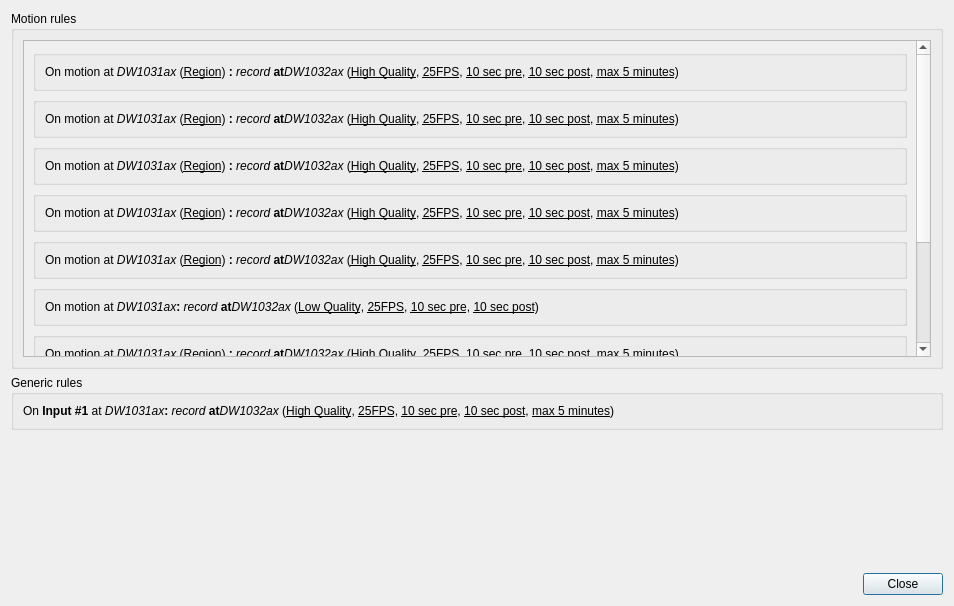
Qt form client/src/ui/dialogs/business_rules_dialog.ui (networkoptix/nx_open) before a commit.
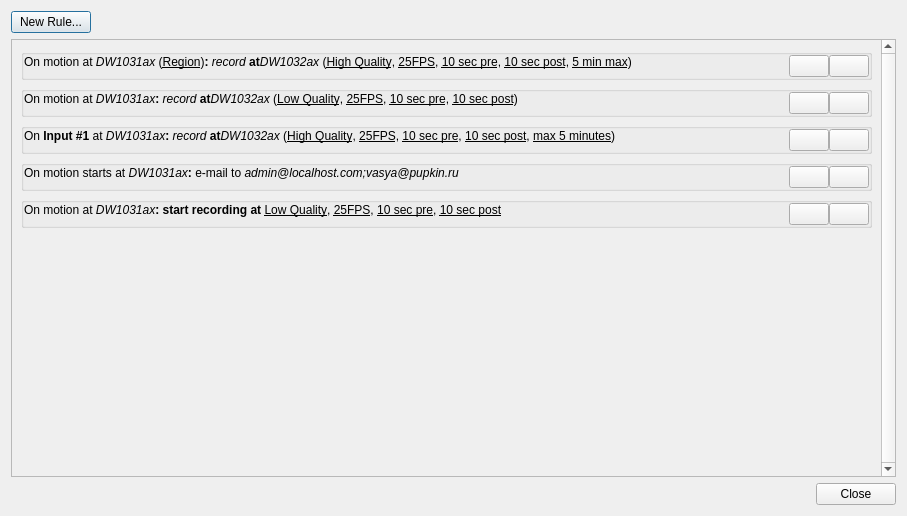
The same form after that commit. Icons and pictures are not drawn.

Commit message:
State machine in rules dialog
<==== Mercurial data ====>
Branch: events

Diff of the .ui file:
```diff
--- a/client/src/ui/dialogs/business_rules_dialog.ui
+++ b/client/src/ui/dialogs/business_rules_dialog.ui
@@ -6,8 +6,8 @@
    <rect>
     <x>0</x>
     <y>0</y>
-    <width>954</width>
-    <height>606</height>
+    <width>907</width>
+    <height>516</height>
    </rect>
   </property>
   <property name="windowTitle">
@@ -18,13 +18,27 @@
   </property>
   <layout class="QVBoxLayout" name="verticalLayout_2">
    <item>
-    <widget class="QGroupBox" name="creditsGroupBox_2">
-     <property name="title">
-      <string>Motion rules</string>
+    <widget class="QPushButton" name="pushButton">
+     <property name="sizePolicy">
+      <sizepolicy hsizetype="Fixed" vsizetype="Fixed">
+       <horstretch>0</horstretch>
+       <verstretch>0</verstretch>
+      </sizepolicy>
      </property>
-     <layout class="QVBoxLayout" name="verticalLayout">
+     <property name="text">
+      <string>New Rule...</string>
+     </property>
+     <property name="icon">
+      <iconset resource="../../../x86/build/client-custom.qrc">
+       <normaloff>:/skin/titlebar/new_layout_hovered.png</normaloff>:/skin/titlebar/new_layout_hovered.png</iconset>
+     </property>
+    </widget>
+   </item>
       <item>
        <widget class="QScrollArea" name="scrollArea">
+     <property name="verticalScrollBarPolicy">
+      <enum>Qt::ScrollBarAlwaysOn</enum>
+     </property>
         <property name="widgetResizable">
          <bool>true</bool>
         </property>
@@ -33,157 +47,61 @@
           <rect>
            <x>0</x>
            <y>0</y>
-           <width>892</width>
-           <height>612</height>
-          </rect>
-         </property>
-         <layout class="QVBoxLayout" name="verticalLayout_3">
-          <item>
-           <widget class="QGroupBox" name="creditsGroupBox_12">
-            <property name="flat">
-             <bool>true</bool>
-            </property>
-            <layout class="QVBoxLayout" name="verticalLayout_13">
-             <item>
-              <widget class="QLabel" name="creditsLabel_5">
-               <property name="text">
-                <string>&lt;html&gt;&lt;head/&gt;&lt;body&gt;&lt;p&gt;On motion at &lt;img src=&quot;:/skin/tree/camera.png&quot; width=&quot;16&quot; height=&quot;16&quot;/&gt;&lt;span style=&quot; font-style:italic;&quot;&gt;DW1031ax&lt;/span&gt; (&lt;span style=&quot; text-decoration: underline;&quot;&gt;Region&lt;/span&gt;) &lt;span style=&quot; font-weight:600;&quot;&gt;: &lt;/span&gt;&lt;span style=&quot; font-style:italic;&quot;&gt;record &lt;/span&gt;&lt;span style=&quot; font-weight:600;&quot;&gt;at&lt;/span&gt;&lt;img src=&quot;:/skin/tree/camera.png&quot; width=&quot;16&quot; height=&quot;16&quot;/&gt;&lt;span style=&quot; font-style:italic;&quot;&gt;DW1032ax&lt;/span&gt; (&lt;span style=&quot; text-decoration: underline;&quot;&gt;High Quality&lt;/span&gt;, &lt;span style=&quot; text-decoration: underline;&quot;&gt;25FPS&lt;/span&gt;, &lt;span style=&quot; text-decoration: underline;&quot;&gt;10 sec pre&lt;/span&gt;, &lt;span style=&quot; text-decoration: underline;&quot;&gt;10 sec post&lt;/span&gt;, &lt;span style=&quot; text-decoration: underline;&quot;&gt;max 5 minutes&lt;/span&gt;) &lt;/p&gt;&lt;/body&gt;&lt;/html&gt;</string>
-               </property>
-               <property name="alignment">
-                <set>Qt::AlignLeading|Qt::AlignLeft|Qt::AlignTop</set>
-               </property>
-              </widget>
-             </item>
-            </layout>
-           </widget>
-          </item>
-          <item>
-           <widget class="QGroupBox" name="creditsGroupBox_16">
-            <property name="flat">
-             <bool>true</bool>
-            </property>
-            <layout class="QVBoxLayout" name="verticalLayout_17">
-             <item>
-              <widget class="QLabel" name="creditsLabel_9">
-               <property name="text">
-                <string>&lt;html&gt;&lt;head/&gt;&lt;body&gt;&lt;p&gt;On motion at &lt;img src=&quot;:/skin/tree/camera.png&quot; width=&quot;16&quot; height=&quot;16&quot;/&gt;&lt;span style=&quot; font-style:italic;&quot;&gt;DW1031ax&lt;/span&gt; (&lt;span style=&quot; text-decoration: underline;&quot;&gt;Region&lt;/span&gt;) &lt;span style=&quot; font-weight:600;&quot;&gt;: &lt;/span&gt;&lt;span style=&quot; font-style:italic;&quot;&gt;record &lt;/span&gt;&lt;span style=&quot; font-weight:600;&quot;&gt;at&lt;/span&gt;&lt;img src=&quot;:/skin/tree/camera.png&quot; width=&quot;16&quot; height=&quot;16&quot;/&gt;&lt;span style=&quot; font-style:italic;&quot;&gt;DW1032ax&lt;/span&gt; (&lt;span style=&quot; text-decoration: underline;&quot;&gt;High Quality&lt;/span&gt;, &lt;span style=&quot; text-decoration: underline;&quot;&gt;25FPS&lt;/span&gt;, &lt;span style=&quot; text-decoration: underline;&quot;&gt;10 sec pre&lt;/span&gt;, &lt;span style=&quot; text-decoration: underline;&quot;&gt;10 sec post&lt;/span&gt;, &lt;span style=&quot; text-decoration: underline;&quot;&gt;max 5 minutes&lt;/span&gt;) &lt;/p&gt;&lt;/body&gt;&lt;/html&gt;</string>
-               </property>
-               <property name="alignment">
-                <set>Qt::AlignLeading|Qt::AlignLeft|Qt::AlignTop</set>
-               </property>
-              </widget>
-             </item>
-            </layout>
-           </widget>
-          </item>
-          <item>
-           <widget class="QGroupBox" name="creditsGroupBox_17">
-            <property name="flat">
-             <bool>true</bool>
-            </property>
-            <layout class="QVBoxLayout" name="verticalLayout_18">
-             <item>
-              <widget class="QLabel" name="creditsLabel_11">
-               <property name="text">
-                <string>&lt;html&gt;&lt;head/&gt;&lt;body&gt;&lt;p&gt;On motion at &lt;img src=&quot;:/skin/tree/camera.png&quot; width=&quot;16&quot; height=&quot;16&quot;/&gt;&lt;span style=&quot; font-style:italic;&quot;&gt;DW1031ax&lt;/span&gt; (&lt;span style=&quot; text-decoration: underline;&quot;&gt;Region&lt;/span&gt;) &lt;span style=&quot; font-weight:600;&quot;&gt;: &lt;/span&gt;&lt;span style=&quot; font-style:italic;&quot;&gt;record &lt;/span&gt;&lt;span style=&quot; font-weight:600;&quot;&gt;at&lt;/span&gt;&lt;img src=&quot;:/skin/tree/camera.png&quot; width=&quot;16&quot; height=&quot;16&quot;/&gt;&lt;span style=&quot; font-style:italic;&quot;&gt;DW1032ax&lt;/span&gt; (&lt;span style=&quot; text-decoration: underline;&quot;&gt;High Quality&lt;/span&gt;, &lt;span style=&quot; text-decoration: underline;&quot;&gt;25FPS&lt;/span&gt;, &lt;span style=&quot; text-decoration: underline;&quot;&gt;10 sec pre&lt;/span&gt;, &lt;span style=&quot; text-decoration: underline;&quot;&gt;10 sec post&lt;/span&gt;, &lt;span style=&quot; text-decoration: underline;&quot;&gt;max 5 minutes&lt;/span&gt;) &lt;/p&gt;&lt;/body&gt;&lt;/html&gt;</string>
-               </property>
-               <property name="alignment">
-                <set>Qt::AlignLeading|Qt::AlignLeft|Qt::AlignTop</set>
-               </property>
-              </widget>
-             </item>
-            </layout>
-           </widget>
-          </item>
-          <item>
-           <widget class="QGroupBox" name="creditsGroupBox_18">
-            <property name="flat">
-             <bool>true</bool>
-            </property>
-            <layout class="QVBoxLayout" name="verticalLayout_19">
-             <item>
-              <widget class="QLabel" name="creditsLabel_12">
-               <property name="text">
-                <string>&lt;html&gt;&lt;head/&gt;&lt;body&gt;&lt;p&gt;On motion at &lt;img src=&quot;:/skin/tree/camera.png&quot; width=&quot;16&quot; height=&quot;16&quot;/&gt;&lt;span style=&quot; font-style:italic;&quot;&gt;DW1031ax&lt;/span&gt; (&lt;span style=&quot; text-decoration: underline;&quot;&gt;Region&lt;/span&gt;) &lt;span style=&quot; font-weight:600;&quot;&gt;: &lt;/span&gt;&lt;span style=&quot; font-style:italic;&quot;&gt;record &lt;/span&gt;&lt;span style=&quot; font-weight:600;&quot;&gt;at&lt;/span&gt;&lt;img src=&quot;:/skin/tree/camera.png&quot; width=&quot;16&quot; height=&quot;16&quot;/&gt;&lt;span style=&quot; font-style:italic;&quot;&gt;DW1032ax&lt;/span&gt; (&lt;span style=&quot; text-decoration: underline;&quot;&gt;High Quality&lt;/span&gt;, &lt;span style=&quot; text-decoration: underline;&quot;&gt;25FPS&lt;/span&gt;, &lt;span style=&quot; text-decoration: underline;&quot;&gt;10 sec pre&lt;/span&gt;, &lt;span style=&quot; text-decoration: underline;&quot;&gt;10 sec post&lt;/span&gt;, &lt;span style=&quot; text-decoration: underline;&quot;&gt;max 5 minutes&lt;/span&gt;) &lt;/p&gt;&lt;/body&gt;&lt;/html&gt;</string>
-               </property>
-               <property name="alignment">
-                <set>Qt::AlignLeading|Qt::AlignLeft|Qt::AlignTop</set>
-               </property>
-              </widget>
-             </item>
-            </layout>
-           </widget>
-          </item>
-          <item>
-           <widget class="QGroupBox" name="creditsGroupBox_14">
-            <property name="flat">
-             <bool>true</bool>
-            </property>
-            <layout class="QVBoxLayout" name="verticalLayout_15">
-             <item>
-              <widget class="QLabel" name="creditsLabel_7">
-               <property name="text">
-                <string>&lt;html&gt;&lt;head/&gt;&lt;body&gt;&lt;p&gt;On motion at &lt;img src=&quot;:/skin/tree/camera.png&quot; width=&quot;16&quot; height=&quot;16&quot;/&gt;&lt;span style=&quot; font-style:italic;&quot;&gt;DW1031ax&lt;/span&gt; (&lt;span style=&quot; text-decoration: underline;&quot;&gt;Region&lt;/span&gt;) &lt;span style=&quot; font-weight:600;&quot;&gt;: &lt;/span&gt;&lt;span style=&quot; font-style:italic;&quot;&gt;record &lt;/span&gt;&lt;span style=&quot; font-weight:600;&quot;&gt;at&lt;/span&gt;&lt;img src=&quot;:/skin/tree/camera.png&quot; width=&quot;16&quot; height=&quot;16&quot;/&gt;&lt;span style=&quot; font-style:italic;&quot;&gt;DW1032ax&lt;/span&gt; (&lt;span style=&quot; text-decoration: underline;&quot;&gt;High Quality&lt;/span&gt;, &lt;span style=&quot; text-decoration: underline;&quot;&gt;25FPS&lt;/span&gt;, &lt;span style=&quot; text-decoration: underline;&quot;&gt;10 sec pre&lt;/span&gt;, &lt;span style=&quot; text-decoration: underline;&quot;&gt;10 sec post&lt;/span&gt;, &lt;span style=&quot; text-decoration: underline;&quot;&gt;max 5 minutes&lt;/span&gt;) &lt;/p&gt;&lt;/body&gt;&lt;/html&gt;</string>
-               </property>
-               <property name="alignment">
-                <set>Qt::AlignLeading|Qt::AlignLeft|Qt::AlignTop</set>
-               </property>
-              </widget>
-             </item>
-            </layout>
-           </widget>
-          </item>
+        <width>874</width>
+        <height>430</height>
+       </rect>
+      </property>
+      <layout class="QVBoxLayout" name="verticalLayout">
           <item>
            <widget class="QGroupBox" name="creditsGroupBox_10">
             <property name="flat">
              <bool>true</bool>
             </property>
-            <layout class="QVBoxLayout" name="verticalLayout_11">
+         <layout class="QHBoxLayout" name="horizontalLayout">
+          <property name="spacing">
+           <number>0</number>
+          </property>
+          <property name="margin">
+           <number>0</number>
+          </property>
              <item>
               <widget class="QLabel" name="creditsLabel_10">
                <property name="text">
-                <string>&lt;html&gt;&lt;head/&gt;&lt;body&gt;&lt;p&gt;On motion at &lt;img src=&quot;:/skin/tree/camera.png&quot; width=&quot;16&quot; height=&quot;16&quot;/&gt;&lt;span style=&quot; font-style:italic;&quot;&gt;DW1031ax&lt;/span&gt;&lt;span style=&quot; font-weight:600;&quot;&gt;: &lt;/span&gt;&lt;span style=&quot; font-style:italic;&quot;&gt;record &lt;/span&gt;&lt;span style=&quot; font-weight:600;&quot;&gt;at&lt;/span&gt;&lt;img src=&quot;:/skin/tree/camera.png&quot; width=&quot;16&quot; height=&quot;16&quot;/&gt;&lt;span style=&quot; font-style:italic;&quot;&gt;DW1032ax&lt;/span&gt; (&lt;span style=&quot; text-decoration: underline;&quot;&gt;Low Quality&lt;/span&gt;, &lt;span style=&quot; text-decoration: underline;&quot;&gt;25FPS&lt;/span&gt;, &lt;span style=&quot; text-decoration: underline;&quot;&gt;10 sec pre&lt;/span&gt;, &lt;span style=&quot; text-decoration: underline;&quot;&gt;10 sec post&lt;/span&gt;) &lt;/p&gt;&lt;/body&gt;&lt;/html&gt;</string>
+             <string>&lt;html&gt;&lt;head/&gt;&lt;body&gt;&lt;p&gt;On motion at &lt;img src=&quot;:/skin/tree/camera.png&quot; width=&quot;16&quot; height=&quot;16&quot;/&gt;&lt;span style=&quot; font-style:italic;&quot;&gt;DW1031ax&lt;/span&gt; (&lt;span style=&quot; text-decoration: underline;&quot;&gt;Region&lt;/span&gt;)&lt;span style=&quot; font-weight:600;&quot;&gt;: &lt;/span&gt;&lt;span style=&quot; font-style:italic;&quot;&gt;record &lt;/span&gt;&lt;span style=&quot; font-weight:600;&quot;&gt;at&lt;/span&gt;&lt;img src=&quot;:/skin/tree/camera.png&quot; width=&quot;16&quot; height=&quot;16&quot;/&gt;&lt;span style=&quot; font-style:italic;&quot;&gt;DW1032ax&lt;/span&gt; (&lt;span style=&quot; text-decoration: underline;&quot;&gt;High Quality&lt;/span&gt;, &lt;span style=&quot; text-decoration: underline;&quot;&gt;25FPS&lt;/span&gt;, &lt;span style=&quot; text-decoration: underline;&quot;&gt;10 sec pre&lt;/span&gt;, &lt;span style=&quot; text-decoration: underline;&quot;&gt;10 sec post&lt;/span&gt;, &lt;span style=&quot; text-decoration: underline;&quot;&gt;5 min max&lt;/span&gt;) &lt;/p&gt;&lt;/body&gt;&lt;/html&gt;</string>
                </property>
                <property name="alignment">
                 <set>Qt::AlignLeading|Qt::AlignLeft|Qt::AlignTop</set>
                </property>
               </widget>
              </item>
-            </layout>
-           </widget>
-          </item>
           <item>
-           <widget class="QGroupBox" name="creditsGroupBox_15">
-            <property name="flat">
-             <bool>true</bool>
+           <widget class="QPushButton" name="pushButton_3">
+            <property name="sizePolicy">
+             <sizepolicy hsizetype="Fixed" vsizetype="Fixed">
+              <horstretch>0</horstretch>
+              <verstretch>0</verstretch>
+             </sizepolicy>
             </property>
-            <layout class="QVBoxLayout" name="verticalLayout_16">
-             <item>
-              <widget class="QLabel" name="creditsLabel_8">
                <property name="text">
-                <string>&lt;html&gt;&lt;head/&gt;&lt;body&gt;&lt;p&gt;On motion at &lt;img src=&quot;:/skin/tree/camera.png&quot; width=&quot;16&quot; height=&quot;16&quot;/&gt;&lt;span style=&quot; font-style:italic;&quot;&gt;DW1031ax&lt;/span&gt; (&lt;span style=&quot; text-decoration: underline;&quot;&gt;Region&lt;/span&gt;) &lt;span style=&quot; font-weight:600;&quot;&gt;: &lt;/span&gt;&lt;span style=&quot; font-style:italic;&quot;&gt;record &lt;/span&gt;&lt;span style=&quot; font-weight:600;&quot;&gt;at&lt;/span&gt;&lt;img src=&quot;:/skin/tree/camera.png&quot; width=&quot;16&quot; height=&quot;16&quot;/&gt;&lt;span style=&quot; font-style:italic;&quot;&gt;DW1032ax&lt;/span&gt; (&lt;span style=&quot; text-decoration: underline;&quot;&gt;High Quality&lt;/span&gt;, &lt;span style=&quot; text-decoration: underline;&quot;&gt;25FPS&lt;/span&gt;, &lt;span style=&quot; text-decoration: underline;&quot;&gt;10 sec pre&lt;/span&gt;, &lt;span style=&quot; text-decoration: underline;&quot;&gt;10 sec post&lt;/span&gt;, &lt;span style=&quot; text-decoration: underline;&quot;&gt;max 5 minutes&lt;/span&gt;) &lt;/p&gt;&lt;/body&gt;&lt;/html&gt;</string>
-               </property>
-               <property name="alignment">
-                <set>Qt::AlignLeading|Qt::AlignLeft|Qt::AlignTop</set>
+             <string/>
+            </property>
+            <property name="icon">
+             <iconset resource="../../../x86/build/client-custom.qrc">
+              <normaloff>:/skin/titlebar/dropdown_hovered.png</normaloff>:/skin/titlebar/dropdown_hovered.png</iconset>
                </property>
               </widget>
              </item>
-            </layout>
-           </widget>
-          </item>
           <item>
-           <widget class="QGroupBox" name="creditsGroupBox_9">
-            <property name="flat">
-             <bool>true</bool>
+           <widget class="QPushButton" name="pushButton_2">
+            <property name="sizePolicy">
+             <sizepolicy hsizetype="Fixed" vsizetype="Fixed">
+              <horstretch>0</horstretch>
+              <verstretch>0</verstretch>
+             </sizepolicy>
             </property>
-            <layout class="QVBoxLayout" name="verticalLayout_10">
-             <item>
-              <widget class="QLabel" name="creditsLabel_2">
-               <property name="text">
-                <string>&lt;html&gt;&lt;head/&gt;&lt;body&gt;&lt;p&gt;On motion at &lt;img src=&quot;:/skin/tree/camera.png&quot; width=&quot;16&quot; height=&quot;16&quot;/&gt;&lt;span style=&quot; font-style:italic;&quot;&gt;DW1031ax&lt;/span&gt; (&lt;span style=&quot; text-decoration: underline;&quot;&gt;Region&lt;/span&gt;) &lt;span style=&quot; font-weight:600;&quot;&gt;: &lt;/span&gt;&lt;span style=&quot; font-style:italic;&quot;&gt;record &lt;/span&gt;&lt;span style=&quot; font-weight:600;&quot;&gt;at&lt;/span&gt;&lt;img src=&quot;:/skin/tree/camera.png&quot; width=&quot;16&quot; height=&quot;16&quot;/&gt;&lt;span style=&quot; font-style:italic;&quot;&gt;DW1032ax&lt;/span&gt; (&lt;span style=&quot; text-decoration: underline;&quot;&gt;High Quality&lt;/span&gt;, &lt;span style=&quot; text-decoration: underline;&quot;&gt;25FPS&lt;/span&gt;, &lt;span style=&quot; text-decoration: underline;&quot;&gt;10 sec pre&lt;/span&gt;, &lt;span style=&quot; text-decoration: underline;&quot;&gt;10 sec post&lt;/span&gt;, &lt;span style=&quot; text-decoration: underline;&quot;&gt;max 5 minutes&lt;/span&gt;) &lt;/p&gt;&lt;/body&gt;&lt;/html&gt;</string>
-               </property>
-               <property name="alignment">
-                <set>Qt::AlignLeading|Qt::AlignLeft|Qt::AlignTop</set>
+            <property name="icon">
+             <iconset resource="../../../x86/build/client-custom.qrc">
+              <normaloff>:/skin/titlebar/exit_hovered.png</normaloff>:/skin/titlebar/exit_hovered.png</iconset>
                </property>
               </widget>
              </item>
@@ -195,41 +113,52 @@
             <property name="flat">
              <bool>true</bool>
             </property>
-            <layout class="QVBoxLayout" name="verticalLayout_12">
+         <layout class="QHBoxLayout" name="horizontalLayout_2">
+          <property name="spacing">
+           <number>0</number>
+          </property>
+          <property name="margin">
+           <number>0</number>
+          </property>
              <item>
-              <widget class="QLabel" name="creditsLabel_4">
+           <widget class="QLabel" name="creditsLabel_11">
                <property name="text">
-                <string>&lt;html&gt;&lt;head/&gt;&lt;body&gt;&lt;p&gt;On motion at &lt;img src=&quot;:/skin/tree/camera.png&quot; width=&quot;16&quot; height=&quot;16&quot;/&gt;&lt;span style=&quot; font-style:italic;&quot;&gt;DW1031ax&lt;/span&gt; (&lt;span style=&quot; text-decoration: underline;&quot;&gt;Region&lt;/span&gt;) &lt;span style=&quot; font-weight:600;&quot;&gt;: &lt;/span&gt;&lt;span style=&quot; font-style:italic;&quot;&gt;record &lt;/span&gt;&lt;span style=&quot; font-weight:600;&quot;&gt;at&lt;/span&gt;&lt;img src=&quot;:/skin/tree/camera.png&quot; width=&quot;16&quot; height=&quot;16&quot;/&gt;&lt;span style=&quot; font-style:italic;&quot;&gt;DW1032ax&lt;/span&gt; (&lt;span style=&quot; text-decoration: underline;&quot;&gt;High Quality&lt;/span&gt;, &lt;span style=&quot; text-decoration: underline;&quot;&gt;25FPS&lt;/span&gt;, &lt;span style=&quot; text-decoration: underline;&quot;&gt;10 sec pre&lt;/span&gt;, &lt;span style=&quot; text-decoration: underline;&quot;&gt;10 sec post&lt;/span&gt;, &lt;span style=&quot; text-decoration: underline;&quot;&gt;max 5 minutes&lt;/span&gt;) &lt;/p&gt;&lt;/body&gt;&lt;/html&gt;</string>
+             <string>&lt;html&gt;&lt;head/&gt;&lt;body&gt;&lt;p&gt;On motion at &lt;img src=&quot;:/skin/tree/camera.png&quot; width=&quot;16&quot; height=&quot;16&quot;/&gt;&lt;span style=&quot; font-style:italic;&quot;&gt;DW1031ax&lt;/span&gt;&lt;span style=&quot; font-weight:600;&quot;&gt;: &lt;/span&gt;&lt;span style=&quot; font-style:italic;&quot;&gt;record &lt;/span&gt;&lt;span style=&quot; font-weight:600;&quot;&gt;at&lt;/span&gt;&lt;img src=&quot;:/skin/tree/camera.png&quot; width=&quot;16&quot; height=&quot;16&quot;/&gt;&lt;span style=&quot; font-style:italic;&quot;&gt;DW1032ax&lt;/span&gt; (&lt;span style=&quot; text-decoration: underline;&quot;&gt;Low Quality&lt;/span&gt;, &lt;span style=&quot; text-decoration: underline;&quot;&gt;25FPS&lt;/span&gt;, &lt;span style=&quot; text-decoration: underline;&quot;&gt;10 sec pre&lt;/span&gt;, &lt;span style=&quot; text-decoration: underline;&quot;&gt;10 sec post&lt;/span&gt;) &lt;/p&gt;&lt;/body&gt;&lt;/html&gt;</string>
                </property>
                <property name="alignment">
                 <set>Qt::AlignLeading|Qt::AlignLeft|Qt::AlignTop</set>
                </property>
               </widget>
              </item>
-            </layout>
-           </widget>
-          </item>
           <item>
-           <widget class="QGroupBox" name="creditsGroupBox_13">
-            <property name="flat">
-             <bool>true</bool>
+           <widget class="QPushButton" name="pushButton_4">
+            <property name="sizePolicy">
+             <sizepolicy hsizetype="Fixed" vsizetype="Fixed">
+              <horstretch>0</horstretch>
+              <verstretch>0</verstretch>
+             </sizepolicy>
             </property>
-            <layout class="QVBoxLayout" name="verticalLayout_14">
-             <item>
-              <widget class="QLabel" name="creditsLabel_6">
                <property name="text">
-                <string>&lt;html&gt;&lt;head/&gt;&lt;body&gt;&lt;p&gt;On motion at &lt;img src=&quot;:/skin/tree/camera.png&quot; width=&quot;16&quot; height=&quot;16&quot;/&gt;&lt;span style=&quot; font-style:italic;&quot;&gt;DW1031ax&lt;/span&gt; (&lt;span style=&quot; text-decoration: underline;&quot;&gt;Region&lt;/span&gt;) &lt;span style=&quot; font-weight:600;&quot;&gt;: &lt;/span&gt;&lt;span style=&quot; font-style:italic;&quot;&gt;record &lt;/span&gt;&lt;span style=&quot; font-weight:600;&quot;&gt;at&lt;/span&gt;&lt;img src=&quot;:/skin/tree/camera.png&quot; width=&quot;16&quot; height=&quot;16&quot;/&gt;&lt;span style=&quot; font-style:italic;&quot;&gt;DW1032ax&lt;/span&gt; (&lt;span style=&quot; text-decoration: underline;&quot;&gt;High Quality&lt;/span&gt;, &lt;span style=&quot; text-decoration: underline;&quot;&gt;25FPS&lt;/span&gt;, &lt;span style=&quot; text-decoration: underline;&quot;&gt;10 sec pre&lt;/span&gt;, &lt;span style=&quot; text-decoration: underline;&quot;&gt;10 sec post&lt;/span&gt;, &lt;span style=&quot; text-decoration: underline;&quot;&gt;max 5 minutes&lt;/span&gt;) &lt;/p&gt;&lt;/body&gt;&lt;/html&gt;</string>
-               </property>
-               <property name="alignment">
-                <set>Qt::AlignLeading|Qt::AlignLeft|Qt::AlignTop</set>
+             <string/>
+            </property>
+            <property name="icon">
+             <iconset resource="../../../x86/build/client-custom.qrc">
+              <normaloff>:/skin/titlebar/dropdown_hovered.png</normaloff>:/skin/titlebar/dropdown_hovered.png</iconset>
                </property>
               </widget>
              </item>
-            </layout>
-           </widget>
-          </item>
-         </layout>
-        </widget>
+          <item>
+           <widget class="QPushButton" name="pushButton_5">
+            <property name="sizePolicy">
+             <sizepolicy hsizetype="Fixed" vsizetype="Fixed">
+              <horstretch>0</horstretch>
+              <verstretch>0</verstretch>
+             </sizepolicy>
+            </property>
+            <property name="icon">
+             <iconset resource="../../../x86/build/client-custom.qrc">
+              <normaloff>:/skin/titlebar/exit_hovered.png</normaloff>:/skin/titlebar/exit_hovered.png</iconset>
+            </property>
        </widget>
       </item>
      </layout>
@@ -238,9 +167,18 @@
    <item>
     <widget class="QGroupBox" name="creditsGroupBox_3">
      <property name="title">
-      <string>Generic rules</string>
-     </property>
-     <layout class="QVBoxLayout" name="verticalLayout_5">
+          <string/>
+         </property>
+         <property name="flat">
+          <bool>true</bool>
+         </property>
+         <layout class="QHBoxLayout" name="horizontalLayout_5">
+          <property name="spacing">
+           <number>0</number>
+          </property>
+          <property name="margin">
+           <number>0</number>
+          </property>
       <item>
        <widget class="QLabel" name="creditsLabel_3">
         <property name="text">
@@ -251,6 +189,149 @@
         </property>
        </widget>
       </item>
+          <item>
+           <widget class="QPushButton" name="pushButton_10">
+            <property name="sizePolicy">
+             <sizepolicy hsizetype="Fixed" vsizetype="Fixed">
+              <horstretch>0</horstretch>
+              <verstretch>0</verstretch>
+             </sizepolicy>
+            </property>
+            <property name="text">
+             <string/>
+            </property>
+            <property name="icon">
+             <iconset resource="../../../x86/build/client-custom.qrc">
+              <normaloff>:/skin/titlebar/dropdown_hovered.png</normaloff>:/skin/titlebar/dropdown_hovered.png</iconset>
+            </property>
+           </widget>
+          </item>
+          <item>
+           <widget class="QPushButton" name="pushButton_11">
+            <property name="sizePolicy">
+             <sizepolicy hsizetype="Fixed" vsizetype="Fixed">
+              <horstretch>0</horstretch>
+              <verstretch>0</verstretch>
+             </sizepolicy>
+            </property>
+            <property name="icon">
+             <iconset resource="../../../x86/build/client-custom.qrc">
+              <normaloff>:/skin/titlebar/exit_hovered.png</normaloff>:/skin/titlebar/exit_hovered.png</iconset>
+            </property>
+           </widget>
+          </item>
+         </layout>
+        </widget>
+       </item>
+       <item>
+        <widget class="QGroupBox" name="creditsGroupBox_12">
+         <property name="flat">
+          <bool>true</bool>
+         </property>
+         <layout class="QHBoxLayout" name="horizontalLayout_3">
+          <property name="spacing">
+           <number>0</number>
+          </property>
+          <property name="margin">
+           <number>0</number>
+          </property>
+          <item>
+           <widget class="QLabel" name="creditsLabel_12">
+            <property name="text">
+             <string>&lt;html&gt;&lt;head/&gt;&lt;body&gt;&lt;p&gt;On motion starts at &lt;img src=&quot;:/skin/tree/camera.png&quot; width=&quot;16&quot; height=&quot;16&quot;/&gt;&lt;span style=&quot; font-style:italic;&quot;&gt;DW1031ax&lt;/span&gt;&lt;span style=&quot; font-weight:600;&quot;&gt;: &lt;/span&gt;e-mail to &lt;span style=&quot; font-style:italic;&quot;&gt;admin@localhost.com;vasya@pupkin.ru&lt;/span&gt;&lt;/p&gt;&lt;/body&gt;&lt;/html&gt;</string>
+            </property>
+            <property name="alignment">
+             <set>Qt::AlignLeading|Qt::AlignLeft|Qt::AlignTop</set>
+            </property>
+           </widget>
+          </item>
+          <item>
+           <widget class="QPushButton" name="pushButton_6">
+            <property name="sizePolicy">
+             <sizepolicy hsizetype="Fixed" vsizetype="Fixed">
+              <horstretch>0</horstretch>
+              <verstretch>0</verstretch>
+             </sizepolicy>
+            </property>
+            <property name="text">
+             <string/>
+            </property>
+            <property name="icon">
+             <iconset resource="../../../x86/build/client-custom.qrc">
+              <normaloff>:/skin/titlebar/dropdown_hovered.png</normaloff>:/skin/titlebar/dropdown_hovered.png</iconset>
+            </property>
+           </widget>
+          </item>
+          <item>
+           <widget class="QPushButton" name="pushButton_7">
+            <property name="sizePolicy">
+             <sizepolicy hsizetype="Fixed" vsizetype="Fixed">
+              <horstretch>0</horstretch>
+              <verstretch>0</verstretch>
+             </sizepolicy>
+            </property>
+            <property name="icon">
+             <iconset resource="../../../x86/build/client-custom.qrc">
+              <normaloff>:/skin/titlebar/exit_hovered.png</normaloff>:/skin/titlebar/exit_hovered.png</iconset>
+            </property>
+           </widget>
+          </item>
+         </layout>
+        </widget>
+       </item>
+       <item>
+        <widget class="QGroupBox" name="creditsGroupBox_13">
+         <property name="flat">
+          <bool>true</bool>
+         </property>
+         <layout class="QHBoxLayout" name="horizontalLayout_4">
+          <property name="spacing">
+           <number>0</number>
+          </property>
+          <property name="margin">
+           <number>0</number>
+          </property>
+          <item>
+           <widget class="QLabel" name="creditsLabel_13">
+            <property name="text">
+             <string>&lt;html&gt;&lt;head/&gt;&lt;body&gt;&lt;p&gt;On motion at &lt;img src=&quot;:/skin/tree/camera.png&quot; width=&quot;16&quot; height=&quot;16&quot;/&gt;&lt;span style=&quot; font-style:italic;&quot;&gt;DW1031ax&lt;/span&gt;&lt;span style=&quot; font-weight:600;&quot;&gt;: start recording at &lt;/span&gt;&lt;span style=&quot; text-decoration: underline;&quot;&gt;Low Quality&lt;/span&gt;, &lt;span style=&quot; text-decoration: underline;&quot;&gt;25FPS&lt;/span&gt;, &lt;span style=&quot; text-decoration: underline;&quot;&gt;10 sec pre&lt;/span&gt;, &lt;span style=&quot; text-decoration: underline;&quot;&gt;10 sec post&lt;/span&gt;&lt;/p&gt;&lt;/body&gt;&lt;/html&gt;</string>
+            </property>
+            <property name="alignment">
+             <set>Qt::AlignLeading|Qt::AlignLeft|Qt::AlignTop</set>
+            </property>
+           </widget>
+          </item>
+          <item>
+           <widget class="QPushButton" name="pushButton_8">
+            <property name="sizePolicy">
+             <sizepolicy hsizetype="Fixed" vsizetype="Fixed">
+              <horstretch>0</horstretch>
+              <verstretch>0</verstretch>
+             </sizepolicy>
+            </property>
+            <property name="text">
+             <string/>
+            </property>
+            <property name="icon">
+             <iconset resource="../../../x86/build/client-custom.qrc">
+              <normaloff>:/skin/titlebar/dropdown_hovered.png</normaloff>:/skin/titlebar/dropdown_hovered.png</iconset>
+            </property>
+           </widget>
+          </item>
+          <item>
+           <widget class="QPushButton" name="pushButton_9">
+            <property name="sizePolicy">
+             <sizepolicy hsizetype="Fixed" vsizetype="Fixed">
+              <horstretch>0</horstretch>
+              <verstretch>0</verstretch>
+             </sizepolicy>
+            </property>
+            <property name="icon">
+             <iconset resource="../../../x86/build/client-custom.qrc">
+              <normaloff>:/skin/titlebar/exit_hovered.png</normaloff>:/skin/titlebar/exit_hovered.png</iconset>
+            </property>
+           </widget>
+          </item>
      </layout>
     </widget>
    </item>
@@ -262,11 +343,15 @@
      <property name="sizeHint" stdset="0">
       <size>
        <width>20</width>
-       <height>156</height>
+           <height>40</height>
       </size>
      </property>
     </spacer>
    </item>
+      </layout>
+     </widget>
+    </widget>
+   </item>
    <item>
     <widget class="QDialogButtonBox" name="buttonBox">
      <property name="orientation">
```
Left out of the diff: 4 changed lines with no effect on the pictures. Lines whose indentation alone changed are shown as unchanged. The commit also changes 5 other files.
